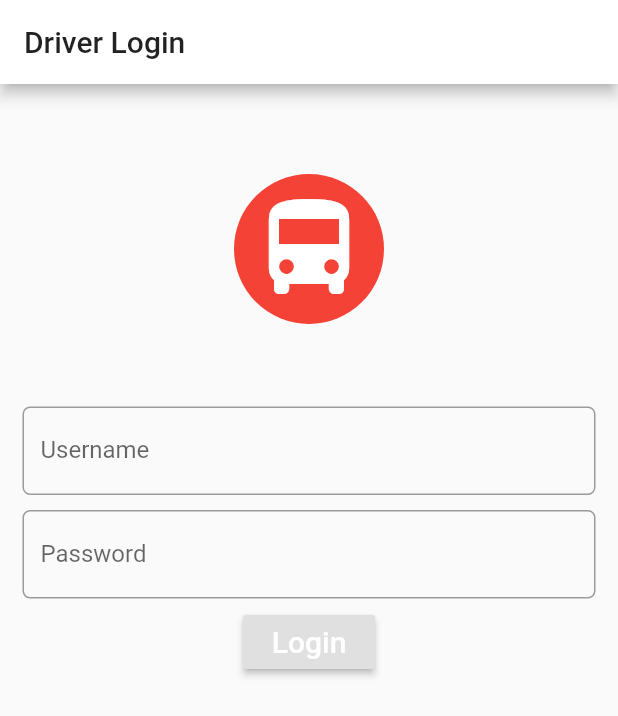
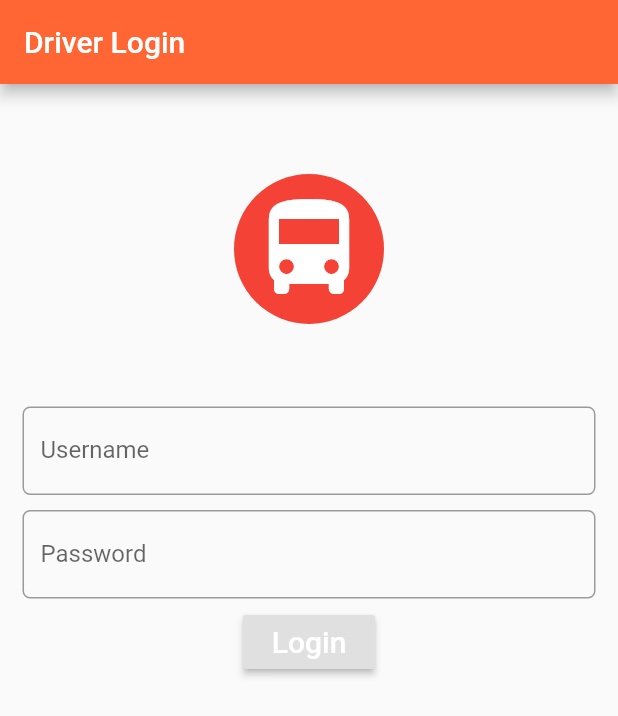
Before and after one commit to Pornpunnarai/driverapp, a Flutter app: the screen it shows after launch, on a phone screen of 412 x 824 dp. Shown: the top 716 px of the screen. Run offline on Flutter 3.47's test engine with Material 2 defaults, Android fonts, the phone set to English and light mode, and no system bars; our stand-ins replace firebase_auth, firebase_database, google_maps_flutter, location; accounts and stored records are empty.

Commit message:
fix front-end

```diff
--- a/lib/app_screens/custom_bottom_bar.dart
+++ b/lib/app_screens/custom_bottom_bar.dart
@@ -9,6 +9,10 @@ class CustomBottomBar extends StatelessWidget {
   CustomBottomBar(){
     bottomBarItems.add(
       BottomNavigationBarItem(
+        activeIcon: Icon(
+          Icons.home,
+          color: appTheme.primaryColor,
+        ),
           icon: Icon(
             Icons.home,
             color: Colors.black,
--- a/lib/main.dart
+++ b/lib/main.dart
@@ -4,14 +4,17 @@ import 'package:driverapp/app_screens/root_page.dart';
 import 'package:driverapp/app_screens/homepage.dart';
 void main() => runApp(new MyApp());
 
+
+Color firstColor = Color(0xFFFF6633);
+Color secondColor = Colors.white;
+ThemeData appTheme = ThemeData(primaryColor: Color(0xFFFF6633));
+
 class MyApp extends StatelessWidget {
   @override
   Widget build(BuildContext context) {
     return MaterialApp(
-      title: 'Driver Login App',
-      theme: new ThemeData(
-        primaryColor: Colors.white,
-      ),
+      title: 'Driver Chiang-Mai App',
+      theme: appTheme,
       home: new RootPage(auth: new Auth()),
 //      home:  HomeScreen(),
       debugShowCheckedModeBanner: false,
```
Also changed, not shown: lib/app_screens/homepage.dart (+5 -2 lines).
